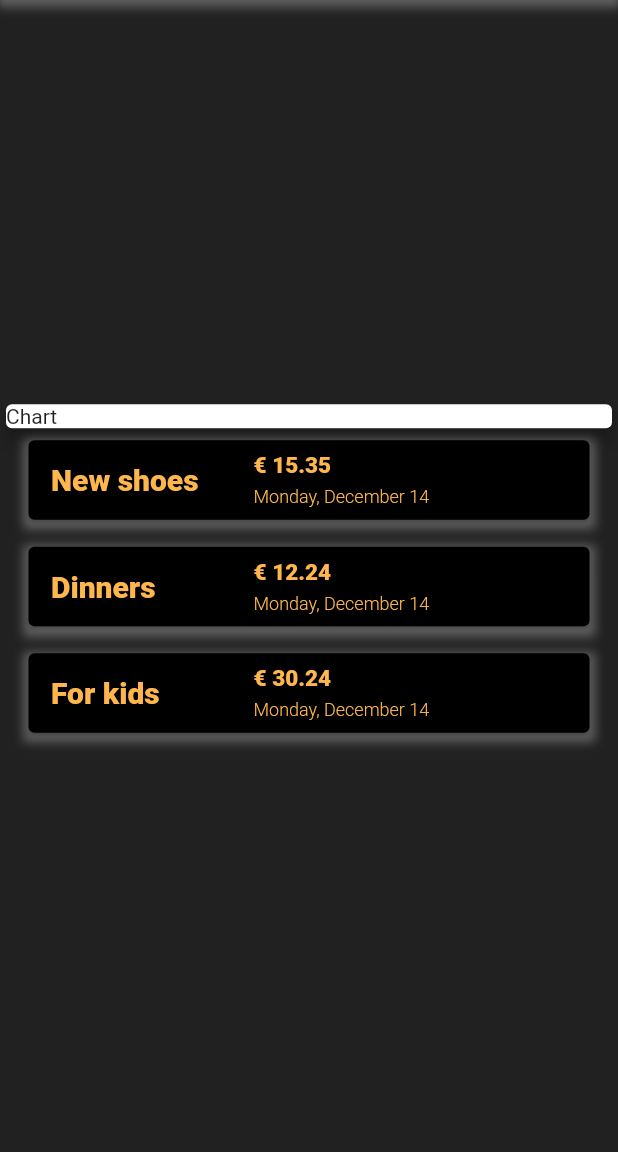
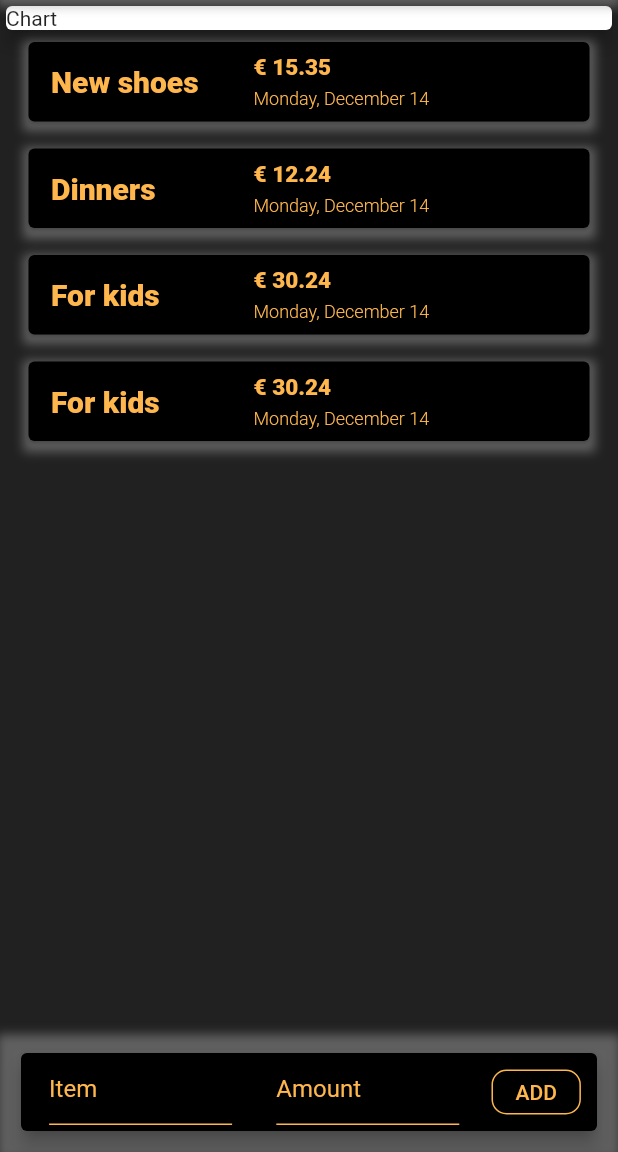
Before and after one commit to YourGuruNet/expense_calculator-Flutter, a Flutter app: the screen it shows after launch, on a phone screen of 412 x 824 dp, the part 84-1236 px from its top. Run offline on Flutter 3.47's test engine with Material 2 defaults, Android fonts, the phone set to English and light mode, and no system bars.

Commit message:
Adding Text Input Widgets (TextField) and styling

```diff
--- a/lib/main.dart
+++ b/lib/main.dart
@@ -23,6 +23,8 @@ class MyHomePage extends StatelessWidget {
         id: 't1', title: 'New shoes', amount: 15.35, date: DateTime.now()),
     Transcation(
         id: 't2', title: 'Dinners', amount: 12.24, date: DateTime.now()),
+    Transcation(
+        id: 't3', title: 'For kids', amount: 30.24, date: DateTime.now()),
     Transcation(
         id: 't3', title: 'For kids', amount: 30.24, date: DateTime.now()),
   ];
@@ -59,8 +61,9 @@ class MyHomePage extends StatelessWidget {
           preferredSize: Size.fromHeight(kToolbarHeight),
         ),
         body: Column(
-            mainAxisAlignment: MainAxisAlignment.center,
-            children: <Widget>[
+          mainAxisAlignment: MainAxisAlignment.spaceBetween,
+          children: [
+            Column(children: <Widget>[
               Container(
                 width: double.infinity,
                 child: Card(
@@ -132,6 +135,98 @@ class MyHomePage extends StatelessWidget {
                   );
                 }).toList(),
               ),
-            ]));
+            ]),
+            Container(
+              decoration: BoxDecoration(
+                boxShadow: [
+                  BoxShadow(
+                      color: Colors.grey.withOpacity(0.5),
+                      spreadRadius: 2,
+                      blurRadius: 5,
+                      offset: Offset(0, 3))
+                ],
+              ),
+              padding: EdgeInsets.all(10),
+              width: double.infinity,
+              child: Card(
+                color: Colors.black,
+                child: Row(
+                  mainAxisAlignment: MainAxisAlignment.spaceAround,
+                  children: [
+                    Container(
+                      width: 130,
+                      padding: const EdgeInsets.only(left: 8.0, bottom: 4),
+                      child: TextField(
+                        cursorColor: Colors.orange[300],
+                        decoration: InputDecoration(
+                          enabledBorder: UnderlineInputBorder(
+                            borderSide: BorderSide(color: Colors.orange[300]),
+                          ),
+                          focusedBorder: UnderlineInputBorder(
+                            borderSide: BorderSide(color: Colors.orange[300]),
+                          ),
+                          border: UnderlineInputBorder(
+                            borderSide: BorderSide(color: Colors.orange[300]),
+                          ),
+                          labelText: 'Item',
+                          labelStyle: TextStyle(
+                            color: Colors.orange[300],
+                          ),
+                          contentPadding: EdgeInsets.all(0),
+                        ),
+                      ),
+                    ),
+                    Container(
+                      width: 130,
+                      padding: const EdgeInsets.only(left: 8.0, bottom: 4),
+                      child: TextField(
+                        cursorColor: Colors.orange[300],
+                        decoration: InputDecoration(
+                          enabledBorder: UnderlineInputBorder(
+                            borderSide: BorderSide(color: Colors.orange[300]),
+                          ),
+                          focusedBorder: UnderlineInputBorder(
+                            borderSide: BorderSide(color: Colors.orange[300]),
+                          ),
+                          border: UnderlineInputBorder(
+                            borderSide: BorderSide(color: Colors.orange[300]),
+                          ),
+                          labelText: 'Amount',
+                          labelStyle: TextStyle(
+                            color: Colors.orange[300],
+                          ),
+                          contentPadding: EdgeInsets.all(0),
+                        ),
+                      ),
+                    ),
+                    // ignore: missing_required_param
+                    ButtonTheme(
+                        minWidth: 50.0,
+                        height: 30.0,
+                        child: OutlineButton(
+                          splashColor: Colors.orange[300],
+                          textColor: Colors.orange[300],
+                          borderSide: BorderSide(color: Colors.orange[300]),
+                          shape: RoundedRectangleBorder(
+                              side: BorderSide(
+                                  color: Colors.orange[300],
+                                  width: 1,
+                                  style: BorderStyle.solid),
+                              borderRadius: BorderRadius.circular(10)),
+                          onPressed: () {},
+                          child: Text(
+                            'ADD',
+                            style: TextStyle(
+                              color: Colors.orange[300],
+                            ),
+                          ),
+                        ))
+                  ],
+                ),
+                elevation: 5,
+              ),
+            ),
+          ],
+        ));
   }
 }
```
